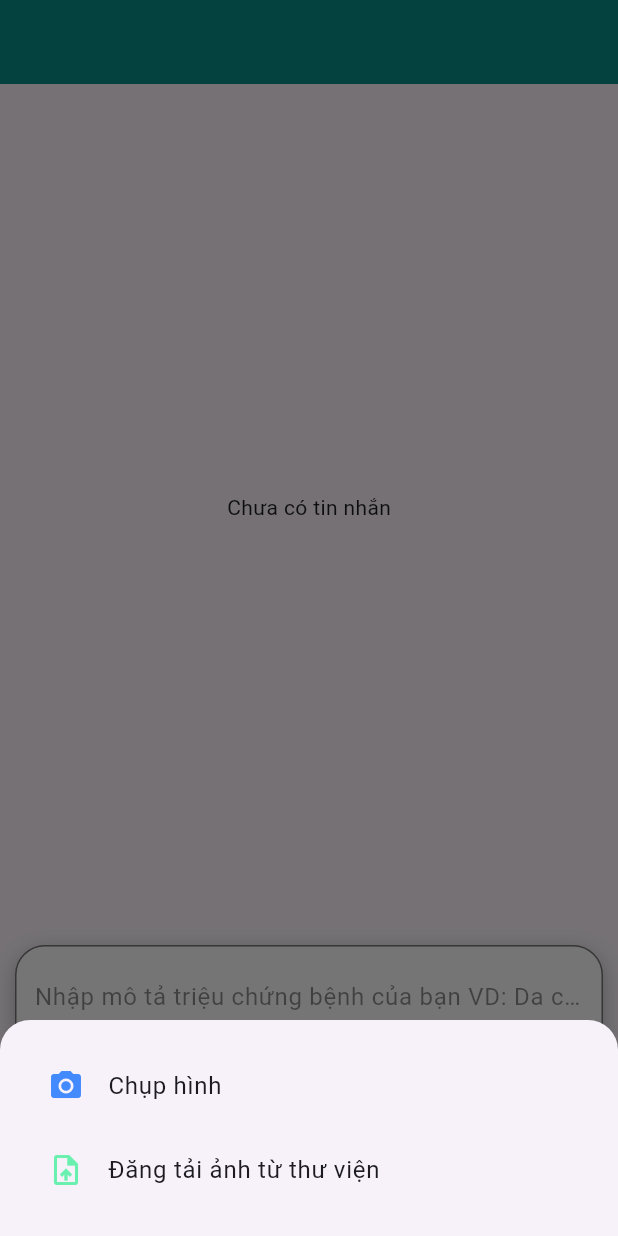
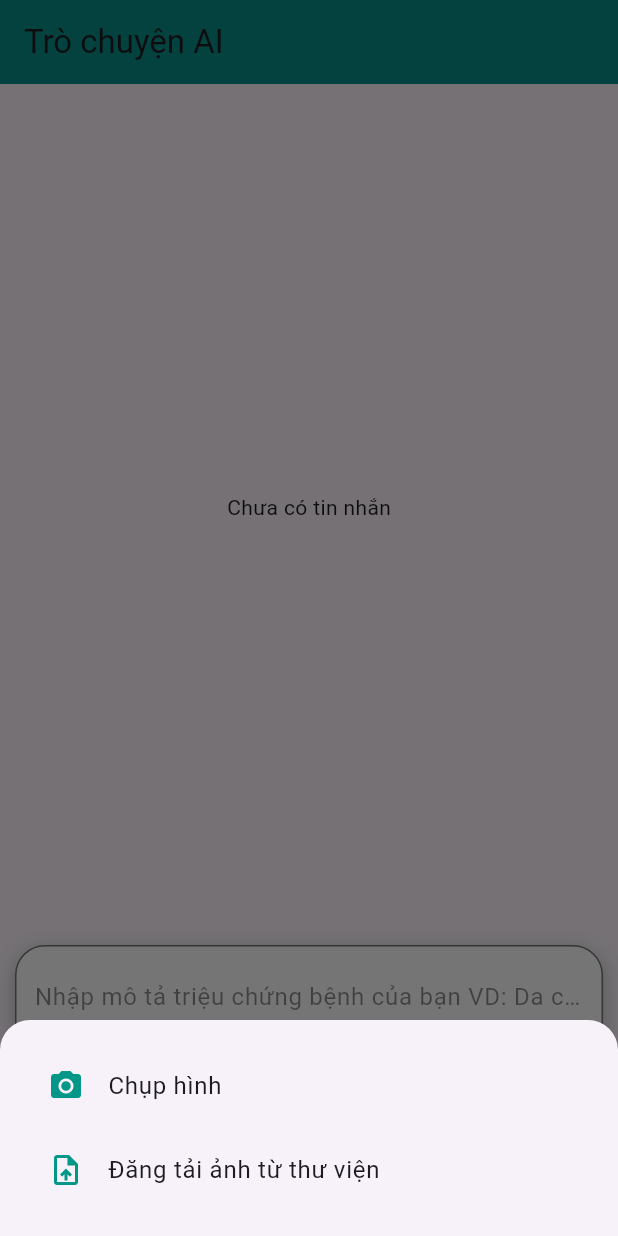
Before and after one commit to ThuPham60232004/flutter_latn, a Flutter app: the screen it shows after launch, item 3 of the bottom bar chosen, after a tap on the "add circle" icon, on a phone screen of 412 x 824 dp. Run offline on Flutter 3.47's test engine with Material 3 defaults, Android fonts, the phone set to English and light mode, and no system bars; our stand-ins replace google_fonts, image_picker.

Commit message:
fix: Sửa phần camera và thư viện

```diff
--- a/lib/features/chat/presentation/screens/chat_screen.dart
+++ b/lib/features/chat/presentation/screens/chat_screen.dart
@@ -1,5 +1,6 @@
 import 'package:flutter/material.dart';
-import 'package:google_fonts/google_fonts.dart';
+import 'package:image_picker/image_picker.dart';
+import 'dart:io';
 
 class ChatScreen extends StatefulWidget {
   const ChatScreen({super.key});
@@ -11,6 +12,28 @@ class ChatScreen extends StatefulWidget {
 class _ChatScreenState extends State<ChatScreen> {
   final TextEditingController _controller = TextEditingController();
   bool _isTyping = false;
+  File? _selectedImage;
+  final ImagePicker _picker = ImagePicker();
+
+  Future<void> _pickImageFromCamera() async {
+    final pickedFile = await _picker.pickImage(source: ImageSource.camera);
+    if (pickedFile != null) {
+      setState(() {
+        _selectedImage = File(pickedFile.path);
+      });
+    }
+    Navigator.pop(context);
+  }
+
+  Future<void> _pickImageFromGallery() async {
+    final pickedFile = await _picker.pickImage(source: ImageSource.gallery);
+    if (pickedFile != null) {
+      setState(() {
+        _selectedImage = File(pickedFile.path);
+      });
+    }
+    Navigator.pop(context);
+  }
 
   void _showAttachmentMenu(BuildContext context) {
     showModalBottomSheet(
@@ -24,14 +47,14 @@ class _ChatScreenState extends State<ChatScreen> {
           mainAxisSize: MainAxisSize.min,
           children: [
             ListTile(
-              leading: Icon(Icons.camera_alt, color: Colors.blueAccent),
+              leading: Icon(Icons.camera_alt, color: Colors.teal),
               title: Text("Chụp hình"),
-              onTap: () => Navigator.pop(context),
+              onTap: _pickImageFromCamera,
             ),
             ListTile(
-              leading: Icon(Icons.upload_file, color: Colors.greenAccent),
+              leading: Icon(Icons.upload_file, color: Colors.teal),
               title: Text("Đăng tải ảnh từ thư viện"),
-              onTap: () => Navigator.pop(context),
+              onTap: _pickImageFromGallery,
             ),
           ],
         ),
@@ -45,10 +68,17 @@ class _ChatScreenState extends State<ChatScreen> {
       appBar: AppBar(
         backgroundColor: Colors.teal,
         elevation: 4,
+        title: Text("Trò chuyện AI"),
       ),
       body: Column(
         children: [
-          Expanded(child: Center(child: Text("Chưa có tin nhắn"))),
+          Expanded(
+            child: Center(
+              child: _selectedImage != null
+                  ? Image.file(_selectedImage!)
+                  : Text("Chưa có tin nhắn"),
+            ),
+          ),
           Padding(
             padding: const EdgeInsets.all(10.0),
             child: Container(
@@ -81,16 +111,12 @@ class _ChatScreenState extends State<ChatScreen> {
                     mainAxisAlignment: MainAxisAlignment.spaceBetween,
                     children: [
                       Row(
-                        mainAxisAlignment: MainAxisAlignment.start,
                         children: [
                           IconButton(
                             icon: Icon(Icons.add_circle, size: 30, color: Colors.black54),
                             onPressed: () => _showAttachmentMenu(context),
                           ),
-                      Icon(
-                        Icons.mic,
-                        color: Colors.black54,
-                      ),
+                          Icon(Icons.mic, color: Colors.black54),
                         ],
                       ),
                       AnimatedSwitcher(
```
Lines whose indentation alone changed are shown as unchanged.
